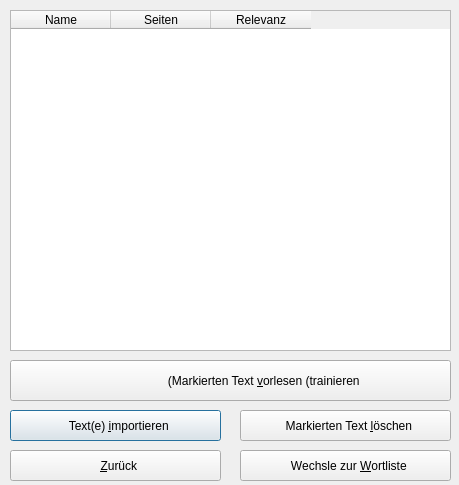
Before: the Qt Designer form ui/trainmain.ui in KDE/simon, drawn with Qt 5.
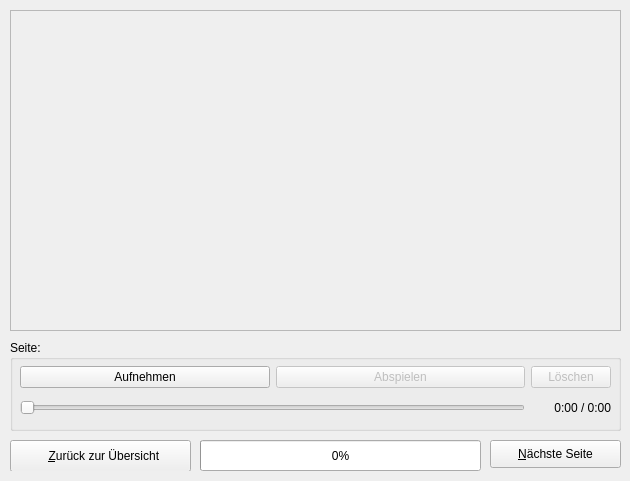
After: the same form once the commit is applied. The open tabs and pages were chosen to show the change. Icons and pictures are not drawn.

Diff of the .ui file:
```diff
--- a/ui/trainmain.ui
+++ b/ui/trainmain.ui
@@ -5,8 +5,8 @@
    <rect>
     <x>0</x>
     <y>0</y>
-    <width>459</width>
-    <height>485</height>
+    <width>630</width>
+    <height>481</height>
    </rect>
   </property>
   <property name="windowTitle" >
@@ -15,140 +15,374 @@
   <property name="windowIcon" >
    <iconset resource="../simon.qrc" >:/images/tray.png</iconset>
   </property>
-  <widget class="QPushButton" name="pbImportText" >
+  <widget class="QStackedWidget" name="swAction" >
    <property name="geometry" >
     <rect>
-     <x>10</x>
-     <y>410</y>
-     <width>211</width>
-     <height>31</height>
-    </rect>
-   </property>
-   <property name="toolTip" >
-    <string>Importiert neue Texte aus dem Internet oder aus Dateien</string>
-   </property>
-   <property name="text" >
-    <string>  Text(e) &amp;importieren</string>
-   </property>
-   <property name="icon" >
-    <iconset resource="../simon.qrc" >:/images/icons/document-open.svg</iconset>
-   </property>
-  </widget>
-  <widget class="QPushButton" name="pbDelText" >
-   <property name="geometry" >
-    <rect>
-     <x>240</x>
-     <y>410</y>
-     <width>211</width>
-     <height>31</height>
-    </rect>
-   </property>
-   <property name="toolTip" >
-    <string>Löschen des markierten Textes aus dem System</string>
-   </property>
-   <property name="text" >
-    <string>  Markierten Text &amp;löschen</string>
-   </property>
-   <property name="icon" >
-    <iconset resource="../simon.qrc" >:/images/icons/process-stop.svg</iconset>
-   </property>
-  </widget>
-  <widget class="QPushButton" name="pbBack" >
-   <property name="geometry" >
-    <rect>
-     <x>10</x>
-     <y>450</y>
-     <width>211</width>
-     <height>31</height>
-    </rect>
-   </property>
-   <property name="toolTip" >
-    <string>Schließt den Dialog</string>
-   </property>
-   <property name="text" >
-    <string>  &amp;Zurück</string>
-   </property>
-   <property name="icon" >
-    <iconset resource="../simon.qrc" >:/images/icons/go-previous.svg</iconset>
-   </property>
-  </widget>
-  <widget class="QPushButton" name="pbWordList" >
-   <property name="geometry" >
-    <rect>
-     <x>240</x>
-     <y>450</y>
-     <width>211</width>
-     <height>31</height>
-    </rect>
-   </property>
-   <property name="toolTip" >
-    <string>Schließt den Dialog und öffnet die Wordliste - Dort kann ein individuelles Trainingsprogramm erstellt werden</string>
-   </property>
-   <property name="text" >
-    <string>  Wechsle zur &amp;Wortliste</string>
-   </property>
-   <property name="icon" >
-    <iconset resource="../simon.qrc" >:/images/icons/format-justify-fill.svg</iconset>
-   </property>
-  </widget>
-  <widget class="QPushButton" name="pbTrainText" >
-   <property name="geometry" >
-    <rect>
-     <x>10</x>
-     <y>360</y>
-     <width>441</width>
-     <height>41</height>
-    </rect>
-   </property>
-   <property name="toolTip" >
-    <string>Startet das Training des selektierten Textes.</string>
-   </property>
-   <property name="layoutDirection" >
-    <enum>Qt::RightToLeft</enum>
-   </property>
-   <property name="text" >
-    <string>                    (Markierten Text &amp;vorlesen (trainieren</string>
-   </property>
-   <property name="icon" >
-    <iconset resource="../simon.qrc" >:/images/icons/go-next.svg</iconset>
-   </property>
-   <property name="iconSize" >
-    <size>
-     <width>20</width>
-     <height>20</height>
-    </size>
-   </property>
-  </widget>
-  <widget class="QTableWidget" name="twTrainingWords" >
-   <property name="geometry" >
-    <rect>
-     <x>10</x>
+     <x>0</x>
      <y>10</y>
-     <width>441</width>
-     <height>341</height>
+     <width>621</width>
+     <height>461</height>
     </rect>
    </property>
-   <property name="selectionMode" >
-    <enum>QAbstractItemView::SingleSelection</enum>
+   <property name="currentIndex" >
+    <number>0</number>
    </property>
-   <property name="selectionBehavior" >
-    <enum>QAbstractItemView::SelectRows</enum>
-   </property>
-   <column>
-    <property name="text" >
-     <string>Name</string>
-    </property>
-   </column>
-   <column>
-    <property name="text" >
-     <string>Seiten</string>
-    </property>
-   </column>
-   <column>
-    <property name="text" >
-     <string>Relevanz</string>
-    </property>
-   </column>
+   <widget class="QWidget" name="page" >
+    <widget class="QWidget" name="verticalLayout" >
+     <property name="geometry" >
+      <rect>
+       <x>0</x>
+       <y>350</y>
+       <width>621</width>
+       <height>108</height>
+      </rect>
+     </property>
+     <layout class="QVBoxLayout" >
+      <property name="margin" >
+       <number>0</number>
+      </property>
+      <property name="spacing" >
+       <number>6</number>
+      </property>
+      <item>
+       <widget class="QPushButton" name="pbTrainText" >
+        <property name="toolTip" >
+         <string>Startet das Training des selektierten Textes.</string>
+        </property>
+        <property name="layoutDirection" >
+         <enum>Qt::RightToLeft</enum>
+        </property>
+        <property name="text" >
+         <string>                    (Markierten Text &amp;vorlesen (trainieren</string>
+        </property>
+        <property name="icon" >
+         <iconset resource="../simon.qrc" >:/images/icons/go-next.svg</iconset>
+        </property>
+        <property name="iconSize" >
+         <size>
+          <width>20</width>
+          <height>20</height>
+         </size>
+        </property>
+       </widget>
+      </item>
+      <item>
+       <layout class="QGridLayout" >
+        <property name="margin" >
+         <number>0</number>
+        </property>
+        <property name="spacing" >
+         <number>6</number>
+        </property>
+        <item row="1" column="1" >
+         <widget class="QPushButton" name="pbWordList" >
+          <property name="toolTip" >
+           <string>Schließt den Dialog und öffnet die Wordliste - Dort kann ein individuelles Trainingsprogramm erstellt werden</string>
+          </property>
+          <property name="text" >
+           <string>  Wechsle zur &amp;Wortliste</string>
+          </property>
+          <property name="icon" >
+           <iconset resource="../simon.qrc" >:/images/icons/format-justify-fill.svg</iconset>
+          </property>
+         </widget>
+        </item>
+        <item row="1" column="0" >
+         <widget class="QPushButton" name="pbBack" >
+          <property name="toolTip" >
+           <string>Schließt den Dialog</string>
+          </property>
+          <property name="text" >
+           <string>  &amp;Zurück</string>
+          </property>
+          <property name="icon" >
+           <iconset resource="../simon.qrc" >:/images/icons/go-previous.svg</iconset>
+          </property>
+         </widget>
+        </item>
+        <item row="0" column="0" >
+         <widget class="QPushButton" name="pbImportText" >
+          <property name="toolTip" >
+           <string>Importiert neue Texte aus dem Internet oder aus Dateien</string>
+          </property>
+          <property name="text" >
+           <string>  Text(e) &amp;importieren</string>
+          </property>
+          <property name="icon" >
+           <iconset resource="../simon.qrc" >:/images/icons/document-open.svg</iconset>
+          </property>
+         </widget>
+        </item>
+        <item row="0" column="1" >
+         <widget class="QPushButton" name="pbDelText" >
+          <property name="toolTip" >
+           <string>Löschen des markierten Textes aus dem System</string>
+          </property>
+          <property name="text" >
+           <string>  Markierten Text &amp;löschen</string>
+          </property>
+          <property name="icon" >
+           <iconset resource="../simon.qrc" >:/images/icons/process-stop.svg</iconset>
+          </property>
+         </widget>
+        </item>
+       </layout>
+      </item>
+     </layout>
+    </widget>
+    <widget class="QTableWidget" name="twTrainingWords" >
+     <property name="geometry" >
+      <rect>
+       <x>0</x>
+       <y>0</y>
+       <width>621</width>
+       <height>341</height>
+      </rect>
+     </property>
+     <property name="selectionMode" >
+      <enum>QAbstractItemView::SingleSelection</enum>
+     </property>
+     <property name="selectionBehavior" >
+      <enum>QAbstractItemView::SelectRows</enum>
+     </property>
+     <column>
+      <property name="text" >
+       <string>Name</string>
+      </property>
+     </column>
+     <column>
+      <property name="text" >
+       <string>Seiten</string>
+      </property>
+     </column>
+     <column>
+      <property name="text" >
+       <string>Relevanz</string>
+      </property>
+     </column>
+    </widget>
+   </widget>
+   <widget class="QWidget" name="page_3" >
+    <widget class="QFrame" name="frmActPage" >
+     <property name="geometry" >
+      <rect>
+       <x>10</x>
+       <y>0</y>
+       <width>611</width>
+       <height>321</height>
+      </rect>
+     </property>
+     <property name="frameShape" >
+      <enum>QFrame::StyledPanel</enum>
+     </property>
+     <property name="frameShadow" >
+      <enum>QFrame::Raised</enum>
+     </property>
+     <widget class="QLabel" name="lbPage" >
+      <property name="geometry" >
+       <rect>
+        <x>10</x>
+        <y>10</y>
+        <width>591</width>
+        <height>301</height>
+       </rect>
+      </property>
+      <property name="text" >
+       <string/>
+      </property>
+      <property name="wordWrap" >
+       <bool>true</bool>
+      </property>
+     </widget>
+    </widget>
+    <widget class="QPushButton" name="pbBackToMain" >
+     <property name="geometry" >
+      <rect>
+       <x>10</x>
+       <y>430</y>
+       <width>181</width>
+       <height>32</height>
+      </rect>
+     </property>
+     <property name="toolTip" >
+      <string>Schließt den Dialog</string>
+     </property>
+     <property name="text" >
+      <string>  &amp;Zurück zur Übersicht</string>
+     </property>
+     <property name="icon" >
+      <iconset resource="../simon.qrc" >:/images/icons/go-previous.svg</iconset>
+     </property>
+    </widget>
+    <widget class="QPushButton" name="pbNextPage" >
+     <property name="geometry" >
+      <rect>
+       <x>490</x>
+       <y>430</y>
+       <width>131</width>
+       <height>28</height>
+      </rect>
+     </property>
+     <property name="toolTip" >
+      <string>Startet das Training des selektierten Textes.</string>
+     </property>
+     <property name="layoutDirection" >
+      <enum>Qt::RightToLeft</enum>
+     </property>
+     <property name="text" >
+      <string>&amp;Nächste Seite</string>
+     </property>
+     <property name="icon" >
+      <iconset resource="../simon.qrc" >:/images/icons/go-next.svg</iconset>
+     </property>
+     <property name="iconSize" >
+      <size>
+       <width>20</width>
+       <height>20</height>
+      </size>
+     </property>
+    </widget>
+    <widget class="QGroupBox" name="gpRecord" >
+     <property name="geometry" >
+      <rect>
+       <x>10</x>
+       <y>330</y>
+       <width>611</width>
+       <height>91</height>
+      </rect>
+     </property>
+     <property name="title" >
+      <string>Seite: </string>
+     </property>
+     <widget class="QWidget" name="gridLayout_2" >
+      <property name="geometry" >
+       <rect>
+        <x>10</x>
+        <y>20</y>
+        <width>591</width>
+        <height>61</height>
+       </rect>
+      </property>
+      <layout class="QGridLayout" >
+       <property name="margin" >
+        <number>0</number>
+       </property>
+       <property name="spacing" >
+        <number>6</number>
+       </property>
+       <item row="0" column="0" >
+        <layout class="QHBoxLayout" >
+         <property name="margin" >
+          <number>0</number>
+         </property>
+         <property name="spacing" >
+          <number>6</number>
+         </property>
+         <item>
+          <widget class="QPushButton" name="pbRec1" >
+           <property name="toolTip" >
+            <string>Startet die Aufnahme</string>
+           </property>
+           <property name="text" >
+            <string>Aufnehmen</string>
+           </property>
+           <property name="icon" >
+            <iconset resource="../simon.qrc" >:/images/icons/media-record.svg</iconset>
+           </property>
+           <property name="checkable" >
+            <bool>true</bool>
+           </property>
+          </widget>
+         </item>
+         <item>
+          <widget class="QPushButton" name="pbPlay1" >
+           <property name="enabled" >
+            <bool>false</bool>
+           </property>
+           <property name="toolTip" >
+            <string>Gibt die Aufnahme wieder (zur Kontrolle)</string>
+           </property>
+           <property name="text" >
+            <string>Abspielen</string>
+           </property>
+           <property name="icon" >
+            <iconset resource="../simon.qrc" >:/images/icons/media-playback-start.svg</iconset>
+           </property>
+           <property name="checkable" >
+            <bool>true</bool>
+           </property>
+          </widget>
+         </item>
+        </layout>
+       </item>
+       <item row="1" column="0" >
+        <widget class="QSlider" name="hsRec1" >
+         <property name="toolTip" >
+          <string>Aktuelle position der Wiedergabe</string>
+         </property>
+         <property name="maximum" >
+          <number>0</number>
+         </property>
+         <property name="value" >
+          <number>0</number>
+         </property>
+         <property name="sliderPosition" >
+          <number>0</number>
+         </property>
+         <property name="orientation" >
+          <enum>Qt::Horizontal</enum>
+         </property>
+        </widget>
+       </item>
+       <item row="0" column="1" >
+        <widget class="QPushButton" name="pbStartOver1" >
+         <property name="enabled" >
+          <bool>false</bool>
+         </property>
+         <property name="toolTip" >
+          <string>Löscht die Aufnahme</string>
+         </property>
+         <property name="text" >
+          <string>Löschen</string>
+         </property>
+         <property name="icon" >
+          <iconset resource="../simon.qrc" >:/images/icons/emblem-unreadable.svg</iconset>
+         </property>
+        </widget>
+       </item>
+       <item row="1" column="1" >
+        <widget class="QLabel" name="lbRec1" >
+         <property name="layoutDirection" >
+          <enum>Qt::LeftToRight</enum>
+         </property>
+         <property name="text" >
+          <string>0:00 / 0:00</string>
+         </property>
+         <property name="alignment" >
+          <set>Qt::AlignRight|Qt::AlignTrailing|Qt::AlignVCenter</set>
+         </property>
+        </widget>
+       </item>
+      </layout>
+     </widget>
+    </widget>
+    <widget class="QProgressBar" name="pbPages" >
+     <property name="geometry" >
+      <rect>
+       <x>200</x>
+       <y>430</y>
+       <width>281</width>
+       <height>31</height>
+      </rect>
+     </property>
+     <property name="value" >
+      <number>0</number>
+     </property>
+     <property name="orientation" >
+      <enum>Qt::Horizontal</enum>
+     </property>
+    </widget>
+   </widget>
   </widget>
  </widget>
  <resources>
```
